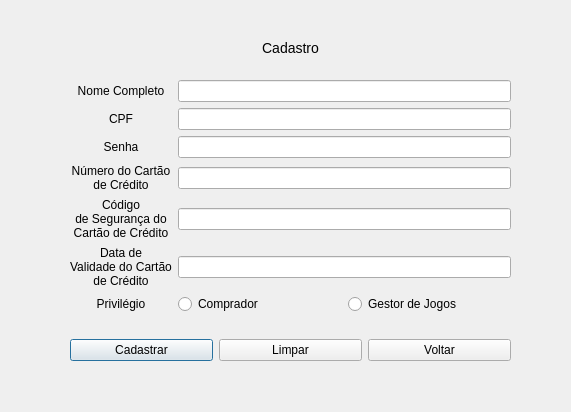
First picture: the form in MatchManagerSystem/register.ui, repository luisfcardoso/matchmanagersystem, before the edit.
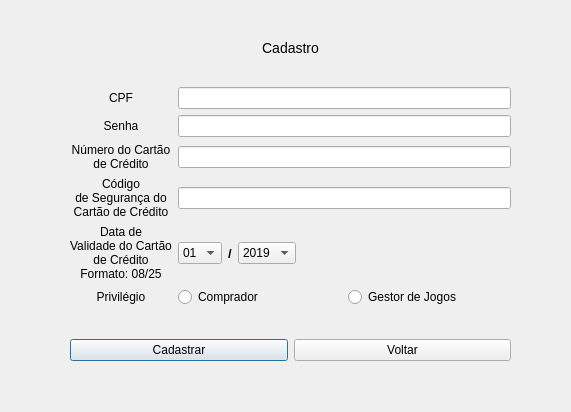
Second picture: the form after the edit.

```diff
--- a/MatchManagerSystem/register.ui
+++ b/MatchManagerSystem/register.ui
@@ -32,13 +32,6 @@
         </property>
        </widget>
       </item>
-      <item>
-       <widget class="QPushButton" name="btn_clear">
-        <property name="text">
-         <string>Limpar</string>
-        </property>
-       </widget>
-      </item>
       <item>
        <widget class="QPushButton" name="btn_return">
         <property name="text">
@@ -77,39 +70,7 @@
     </item>
     <item row="2" column="0">
      <layout class="QGridLayout" name="gridLayout_2">
-      <item row="3" column="1">
-       <widget class="QLineEdit" name="line_card_number"/>
-      </item>
-      <item row="5" column="1">
-       <widget class="QLineEdit" name="line_expiration_date_card_2"/>
-      </item>
-      <item row="0" column="1">
-       <widget class="QLineEdit" name="line_name"/>
-      </item>
-      <item row="1" column="1">
-       <widget class="QLineEdit" name="line_cpf"/>
-      </item>
       <item row="2" column="0">
-       <widget class="QLabel" name="lb_password">
-        <property name="text">
-         <string>Senha</string>
-        </property>
-        <property name="alignment">
-         <set>Qt::AlignCenter</set>
-        </property>
-       </widget>
-      </item>
-      <item row="6" column="0">
-       <widget class="QLabel" name="lb_authority">
-        <property name="text">
-         <string>Privilégio</string>
-        </property>
-        <property name="alignment">
-         <set>Qt::AlignCenter</set>
-        </property>
-       </widget>
-      </item>
-      <item row="3" column="0">
        <widget class="QLabel" name="lb_card_number">
         <property name="text">
          <string>Número do Cartão
@@ -120,24 +81,10 @@
         </property>
        </widget>
       </item>
-      <item row="0" column="0">
-       <widget class="QLabel" name="lb_name">
-        <property name="text">
-         <string>Nome Completo</string>
-        </property>
-        <property name="alignment">
-         <set>Qt::AlignCenter</set>
-        </property>
-       </widget>
-      </item>
       <item row="2" column="1">
-       <widget class="QLineEdit" name="line_password">
-        <property name="echoMode">
-         <enum>QLineEdit::Password</enum>
-        </property>
-       </widget>
+       <widget class="QLineEdit" name="line_card_number"/>
       </item>
-      <item row="4" column="0">
+      <item row="3" column="0">
        <widget class="QLabel" name="lb_security_number_card">
         <property name="text">
          <string>Código
@@ -149,36 +96,10 @@
         </property>
        </widget>
       </item>
-      <item row="5" column="0">
-       <widget class="QLabel" name="lb_expiration_date_card">
-        <property name="text">
-         <string>Data de
-Validade do Cartão
-de Crédito</string>
-        </property>
-        <property name="alignment">
-         <set>Qt::AlignCenter</set>
-        </property>
-       </widget>
+      <item row="0" column="1">
+       <widget class="QLineEdit" name="line_cpf"/>
       </item>
-      <item row="1" column="0">
-       <widget class="QLabel" name="lb_cpf">
-        <property name="text">
-         <string>CPF</string>
-        </property>
-        <property name="alignment">
-         <set>Qt::AlignCenter</set>
-        </property>
-       </widget>
-      </item>
-      <item row="4" column="1">
-       <widget class="QLineEdit" name="line_security_number_card">
-        <property name="echoMode">
-         <enum>QLineEdit::Password</enum>
-        </property>
-       </widget>
-      </item>
-      <item row="6" column="1">
+      <item row="5" column="1">
        <layout class="QHBoxLayout" name="horizontalLayout_2">
         <item>
          <widget class="QRadioButton" name="rd_customer">
@@ -196,6 +117,202 @@
         </item>
        </layout>
       </item>
+      <item row="3" column="1">
+       <widget class="QLineEdit" name="line_security_number_card">
+        <property name="echoMode">
+         <enum>QLineEdit::Password</enum>
+        </property>
+       </widget>
+      </item>
+      <item row="0" column="0">
+       <widget class="QLabel" name="lb_cpf">
+        <property name="text">
+         <string>CPF</string>
+        </property>
+        <property name="alignment">
+         <set>Qt::AlignCenter</set>
+        </property>
+       </widget>
+      </item>
+      <item row="4" column="0">
+       <widget class="QLabel" name="lb_expiration_date_card">
+        <property name="text">
+         <string>Data de
+Validade do Cartão
+de Crédito
+Formato: 08/25</string>
+        </property>
+        <property name="alignment">
+         <set>Qt::AlignCenter</set>
+        </property>
+       </widget>
+      </item>
+      <item row="1" column="0">
+       <widget class="QLabel" name="lb_password">
+        <property name="text">
+         <string>Senha</string>
+        </property>
+        <property name="alignment">
+         <set>Qt::AlignCenter</set>
+        </property>
+       </widget>
+      </item>
+      <item row="5" column="0">
+       <widget class="QLabel" name="lb_authority">
+        <property name="text">
+         <string>Privilégio</string>
+        </property>
+        <property name="alignment">
+         <set>Qt::AlignCenter</set>
+        </property>
+       </widget>
+      </item>
+      <item row="1" column="1">
+       <widget class="QLineEdit" name="line_password">
+        <property name="echoMode">
+         <enum>QLineEdit::Password</enum>
+        </property>
+       </widget>
+      </item>
+      <item row="4" column="1">
+       <layout class="QHBoxLayout" name="horizontalLayout_3">
+        <item>
+         <widget class="QComboBox" name="cb_month">
+          <item>
+           <property name="text">
+            <string>01</string>
+           </property>
+          </item>
+          <item>
+           <property name="text">
+            <string>02</string>
+           </property>
+          </item>
+          <item>
+           <property name="text">
+            <string>03</string>
+           </property>
+          </item>
+          <item>
+           <property name="text">
+            <string>04</string>
+           </property>
+          </item>
+          <item>
+           <property name="text">
+            <string>05</string>
+           </property>
+          </item>
+          <item>
+           <property name="text">
+            <string>06</string>
+           </property>
+          </item>
+          <item>
+           <property name="text">
+            <string>07</string>
+           </property>
+          </item>
+          <item>
+           <property name="text">
+            <string>08</string>
+           </property>
+          </item>
+          <item>
+           <property name="text">
+            <string>09</string>
+           </property>
+          </item>
+          <item>
+           <property name="text">
+            <string>10</string>
+           </property>
+          </item>
+          <item>
+           <property name="text">
+            <string>11</string>
+           </property>
+          </item>
+          <item>
+           <property name="text">
+            <string>12</string>
+           </property>
+          </item>
+         </widget>
+        </item>
+        <item>
+         <widget class="QLabel" name="label">
+          <property name="font">
+           <font>
+            <pointsize>10</pointsize>
+            <weight>75</weight>
+            <bold>true</bold>
+           </font>
+          </property>
+          <property name="text">
+           <string>/</string>
+          </property>
+         </widget>
+        </item>
+        <item>
+         <widget class="QComboBox" name="cb_year">
+          <item>
+           <property name="text">
+            <string>2019</string>
+           </property>
+          </item>
+          <item>
+           <property name="text">
+            <string>2020</string>
+           </property>
+          </item>
+          <item>
+           <property name="text">
+            <string>2021</string>
+           </property>
+          </item>
+          <item>
+           <property name="text">
+            <string>2022</string>
+           </property>
+          </item>
+          <item>
+           <property name="text">
+            <string>2023</string>
+           </property>
+          </item>
+          <item>
+           <property name="text">
+            <string>2024</string>
+           </property>
+          </item>
+          <item>
+           <property name="text">
+            <string>2025</string>
+           </property>
+          </item>
+          <item>
+           <property name="text">
+            <string>2026</string>
+           </property>
+          </item>
+         </widget>
+        </item>
+        <item>
+         <spacer name="horizontalSpacer">
+          <property name="orientation">
+           <enum>Qt::Horizontal</enum>
+          </property>
+          <property name="sizeHint" stdset="0">
+           <size>
+            <width>300</width>
+            <height>0</height>
+           </size>
+          </property>
+         </spacer>
+        </item>
+       </layout>
+      </item>
      </layout>
     </item>
     <item row="1" column="0">
```
Left out of the diff: 3 changed lines with no effect on the pictures.
